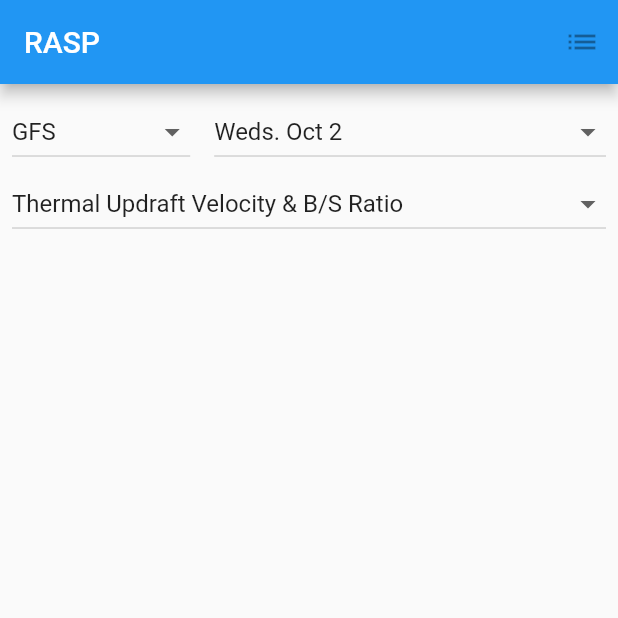
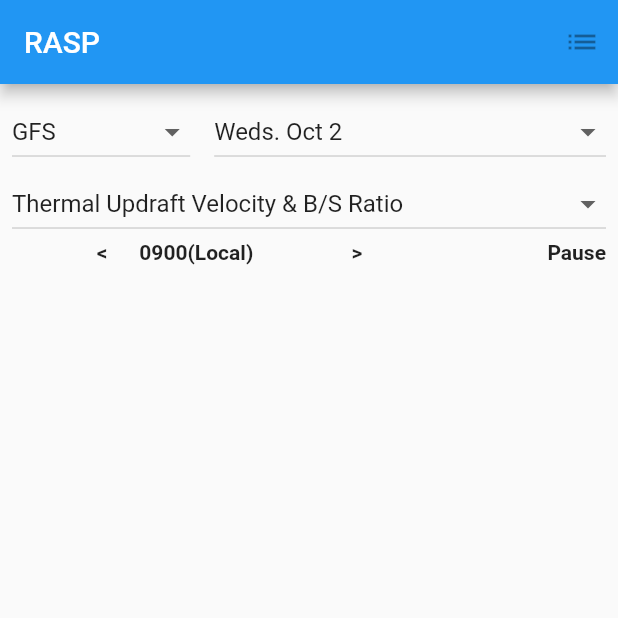
Before and after one commit to efoertsch/flutter_soaring_forecast, a Flutter app: the screen it shows after launch, on a phone screen of 412 x 824 dp, the top half of it. Run offline on Flutter 3.47's test engine with Material 2 defaults, Android fonts, the phone set to English and light mode, and no system bars; our stand-ins replace bloc, dio, flutter_bloc, retrofit; generated files the repository leaves out were written again.

```diff
--- a/lib/soaring/forecast/rasp_screen.dart
+++ b/lib/soaring/forecast/rasp_screen.dart
@@ -34,9 +34,23 @@ class _RaspScreenState extends State<RaspScreen> {
     "Buoyancy/Shear Ratio"
   ];
 
+  var _forecastTimes = [
+    "0900(Local)",
+    "1000(Local)",
+    "1100(Local)",
+    "1200(Local)",
+    "1300(Local)",
+    "1400(Local)",
+    "1500(Local)",
+    "1600(Local)",
+    "1700(Local)",
+    "1800(Local)"
+  ];
+
   String _selectedForecastModel;
   String _selectedForecastDate;
   String _selectedForecastType;
+  String _selectedForecastTime;
 
   // Executed only when class created
   @override
@@ -45,21 +59,24 @@ class _RaspScreenState extends State<RaspScreen> {
     _selectedForecastModel = _forecastModels.first;
     _selectedForecastDate = _forecastDates.first;
     _selectedForecastType = _forecastTypes.first;
+    _selectedForecastTime = _forecastTimes.first;
   }
+
+  final _scaffoldKey = GlobalKey<ScaffoldState>();
 
   @override
   Widget build(BuildContext context) {
     final RaspDataBloc raspDataBloc = BlocProvider.of<RaspDataBloc>(context);
 
     return Scaffold(
+        key: _scaffoldKey,
         appBar: AppBar(
           title: Text('RASP'),
           actions: <Widget>[
             IconButton(icon: Icon(Icons.list), onPressed: null),
           ],
         ),
-      body: _forecastLayout(),
-    );
+        body: _forecastLayout());
   }
 
   Widget _forecastLayout() {
@@ -68,6 +85,7 @@ class _RaspScreenState extends State<RaspScreen> {
         child: Column(mainAxisAlignment: MainAxisAlignment.start, children: [
           getForecastModelsAndDates(),
           getForecastTypes(),
+          displayForecastTimes(),
         ]));
   }
 
@@ -159,4 +177,51 @@ class _RaspScreenState extends State<RaspScreen> {
       }).toList(),
     );
   }
+
+  Widget displayForecastTimes() {
+    return Row(
+      mainAxisAlignment: MainAxisAlignment.start,
+      children: [
+        Expanded(
+          flex: 2,
+          child: Text(' '),
+        ),
+        Expanded(
+            flex: 1,
+            child: GestureDetector(
+              onTap: () {
+                final snackBar = SnackBar(content: Text("Tap"));
+
+                _scaffoldKey.currentState..showSnackBar(snackBar);
+              },
+              child: Text(
+                '<',
+                style: TextStyle(fontWeight: FontWeight.bold),
+              ),
+            )),
+        Expanded(
+          flex: 5,
+          child: Text(
+            _selectedForecastTime,
+            style: TextStyle(fontWeight: FontWeight.bold),
+          ),
+        ),
+        Expanded(
+          flex: 1,
+          child: Text(
+            '>',
+            style: TextStyle(fontWeight: FontWeight.bold),
+          ),
+        ),
+        Expanded(
+          flex: 5,
+          child: Text(
+            'Pause',
+            textAlign: TextAlign.end,
+            style: TextStyle(fontWeight: FontWeight.bold),
+          ),
+        ),
+      ],
+    );
   }
+}
```
Lines whose indentation alone changed are shown as unchanged.
